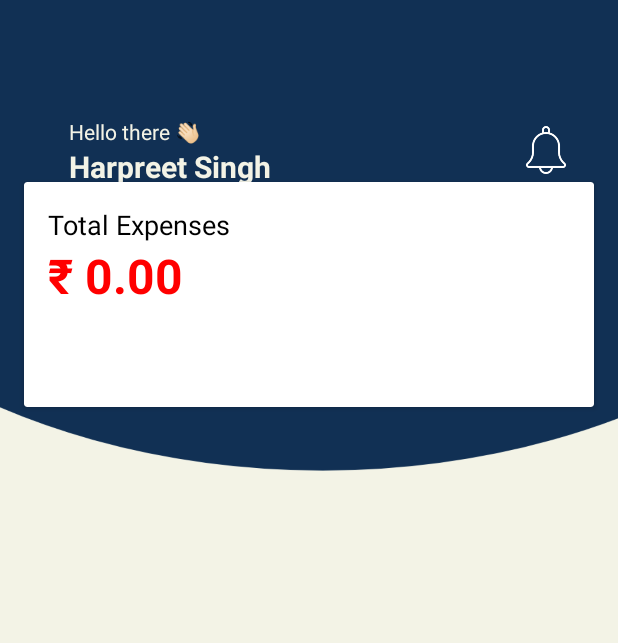
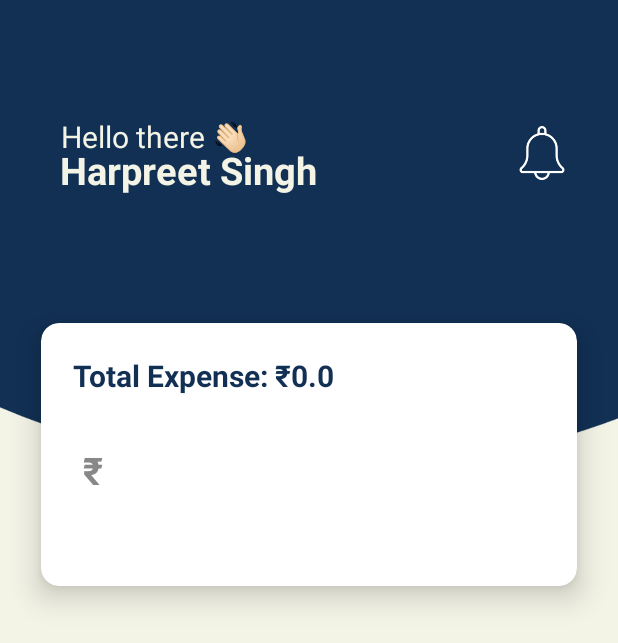
Before and after one commit to harpreet-03/MyBudget, an Android app: the screen it shows after launch (HomeDashBoard), after a tap on "Get Started", on a phone screen of 412 x 824 dp. Shown: the top 643 px of the screen. Run offline under Robolectric (Android 15) with nearby library versions, the phone set to English and light mode, and no system bars.

Commit message:
1. Prepared a card view Added a Data class setup the data storage

```diff
--- a/app/src/main/AndroidManifest.xml
+++ b/app/src/main/AndroidManifest.xml
@@ -1,6 +1,8 @@
 <?xml version="1.0" encoding="utf-8"?>
 <manifest xmlns:android="http://schemas.android.com/apk/res/android"
     xmlns:tools="http://schemas.android.com/tools">
+
+    <uses-permission android:name="android.permission.WRITE_EXTERNAL_STORAGE" />
 
     <application
         android:allowBackup="true"
@@ -14,7 +16,10 @@
         tools:targetApi="31">
         <activity
             android:name=".HomeDashBoard"
-            android:exported="false" />
+            android:exported="true" >
+
+
+        </activity>
         <activity
             android:name=".GetStarted"
             android:exported="false" />
--- /dev/null
+++ b/app/src/main/java/com/example/mybudget/ExpenseDatabaseHelper.kt
@@ -0,0 +1,57 @@
+import android.content.ContentValues
+import android.content.Context
+import android.database.sqlite.SQLiteDatabase
+import android.database.sqlite.SQLiteOpenHelper
+
+class ExpenseDatabaseHelper(context: Context) : SQLiteOpenHelper(context, DATABASE_NAME, null, DATABASE_VERSION) {
+
+    companion object {
+        const val DATABASE_NAME = "MyBudget.db"
+        const val DATABASE_VERSION = 1
+        const val TABLE_NAME = "expenses"
+        const val COLUMN_ID = "id"
+        const val COLUMN_AMOUNT = "amount"
+    }
+
+    override fun onCreate(db: SQLiteDatabase) {
+        val CREATE_TABLE = ("CREATE TABLE $TABLE_NAME ("
+                + "$COLUMN_ID INTEGER PRIMARY KEY AUTOINCREMENT, "
+                + "$COLUMN_AMOUNT REAL)")
+        db.execSQL(CREATE_TABLE)
+    }
+
+    override fun onUpgrade(db: SQLiteDatabase, oldVersion: Int, newVersion: Int) {
+        db.execSQL("DROP TABLE IF EXISTS $TABLE_NAME")
+        onCreate(db)
+    }
+
+    // Insert data
+    fun insertExpense(amount: Double): Long {
+        val db = this.writableDatabase
+        val values = ContentValues()
+        values.put(COLUMN_AMOUNT, amount)
+
+        val result = db.insert(TABLE_NAME, null, values)
+        db.close()
+        return result
+    }
+
+    // Retrieve total expense amount
+    fun getTotalExpense(): Double {
+        val db = this.readableDatabase
+        val cursor = db.rawQuery("SELECT SUM($COLUMN_AMOUNT) FROM $TABLE_NAME", null)
+        var total = 0.0
+        if (cursor.moveToFirst()) {
+            total = cursor.getDouble(0)
+        }
+        cursor.close()
+        return total
+    }
+
+    // Delete all expenses
+    fun deleteAllExpenses() {
+        val db = this.writableDatabase
+        db.execSQL("DELETE FROM $TABLE_NAME")
+        db.close()
+    }
+}
--- a/app/src/main/java/com/example/mybudget/HomeDashBoard.kt
+++ b/app/src/main/java/com/example/mybudget/HomeDashBoard.kt
@@ -1,22 +1,55 @@
 package com.example.mybudget
 
+import ExpenseDatabaseHelper
 import android.os.Bundle
+import android.widget.EditText
 import android.widget.ImageView
+import android.widget.TextView
 import android.widget.Toast
-import androidx.activity.enableEdgeToEdge
 import androidx.appcompat.app.AppCompatActivity
-import androidx.core.view.ViewCompat
-import androidx.core.view.WindowInsetsCompat
+import com.google.android.material.snackbar.Snackbar
 
 class HomeDashBoard : AppCompatActivity() {
+
+    private lateinit var expenseInput: EditText
+    private lateinit var totalExpenseTextView: TextView
+    private lateinit var dbHelper: ExpenseDatabaseHelper
+
     override fun onCreate(savedInstanceState: Bundle?) {
         super.onCreate(savedInstanceState)
-        enableEdgeToEdge()
         setContentView(R.layout.activity_home_dash_board)
-        // Notification icon click handling
+
         val notificationIcon = findViewById<ImageView>(R.id.notificationIcon)
         notificationIcon.setOnClickListener {
             Toast.makeText(this, "Notifications clicked", Toast.LENGTH_SHORT).show()
         }
+
+        expenseInput = findViewById(R.id.expenseInput)
+        totalExpenseTextView = findViewById(R.id.textView2)
+
+        dbHelper = ExpenseDatabaseHelper(this)
+        updateTotalExpense()
+
+        expenseInput.setOnEditorActionListener { _, _, _ ->
+            val input = expenseInput.text.toString().trim()
+
+            if (input.isNotEmpty()) {
+                val expense = input.toDoubleOrNull()
+                if (expense != null) {
+                    dbHelper.insertExpense(expense)
+                    updateTotalExpense()
+                    expenseInput.text.clear()
+                    Snackbar.make(expenseInput, "Expense Added!", Snackbar.LENGTH_SHORT).show()
+                } else {
+                    Snackbar.make(expenseInput, "Invalid Input!", Snackbar.LENGTH_SHORT).show()
+                }
+            }
+            true
+        }
+    }
+
+    private fun updateTotalExpense() {
+        val totalExpense = dbHelper.getTotalExpense()
+        totalExpenseTextView.text = "Total Expense: ₹$totalExpense"
     }
 }
--- /dev/null
+++ b/app/src/main/res/drawable/edittext_bg.xml
@@ -0,0 +1,6 @@
+<?xml version="1.0" encoding="utf-8"?>
+<shape xmlns:android="http://schemas.android.com/apk/res/android">
+    <solid android:color="#FFFFFF"/>
+    <corners android:radius="16dp"/>
+
+</shape>
--- a/app/src/main/res/layout/activity_home_dash_board.xml
+++ b/app/src/main/res/layout/activity_home_dash_board.xml
@@ -13,7 +13,7 @@
         android:layout_height="wrap_content"
         android:text="Harpreet Singh"
         android:textColor="#f3f3e6"
-        android:textSize="20sp"
+        android:textSize="25sp"
         android:textStyle="bold"
         app:layout_constraintBottom_toBottomOf="parent"
         app:layout_constraintEnd_toEndOf="parent"
@@ -28,6 +28,7 @@
         android:layout_height="wrap_content"
         android:text="Hello there 👋🏻"
         android:textColor="#F3F3e6"
+        android:textSize="20sp"
         app:layout_constraintBottom_toBottomOf="parent"
         app:layout_constraintEnd_toEndOf="parent"
         app:layout_constraintHorizontal_bias="0.142"
@@ -38,8 +39,8 @@
     <!-- Notification Icon -->
     <ImageView
         android:id="@+id/notificationIcon"
-        android:layout_width="32dp"
-        android:layout_height="32dp"
+        android:layout_width="37dp"
+        android:layout_height="36dp"
         android:layout_marginTop="84dp"
         android:layout_marginEnd="32dp"
         android:contentDescription="Notification Icon"
@@ -47,44 +48,62 @@
         app:layout_constraintEnd_toEndOf="parent"
         app:layout_constraintTop_toTopOf="parent" />
 
+
     <androidx.cardview.widget.CardView
-        android:id="@+id/expenseCard"
-        android:layout_width="0dp"
-        android:layout_height="150dp"
-        android:layout_marginTop="24dp"
-        android:layout_marginStart="16dp"
-        android:layout_marginEnd="16dp"
-        android:elevation="8dp"
-        android:radius="12dp"
-        android:backgroundTint="#ffffff"
-        app:layout_constraintTop_toBottomOf="@id/textView"
+        android:layout_width="357dp"
+        android:layout_height="175dp"
+        app:cardCornerRadius="12dp"
+        app:cardElevation="12dp"
+        app:layout_constraintBottom_toBottomOf="parent"
+        app:layout_constraintEnd_toEndOf="parent"
         app:layout_constraintStart_toStartOf="parent"
-        app:layout_constraintEnd_toEndOf="parent">
+        app:layout_constraintTop_toTopOf="parent"
+        app:layout_constraintVertical_bias="0.332">
 
-        <!-- CardView Content -->
-        <LinearLayout
+        <androidx.constraintlayout.widget.ConstraintLayout
             android:layout_width="match_parent"
-            android:layout_height="match_parent"
-            android:orientation="vertical"
-            android:padding="16dp">
+            android:layout_height="match_parent">
+
+            <!-- Your views go here -->
 
             <TextView
-                android:layout_width="wrap_content"
-                android:layout_height="wrap_content"
-                android:text="Total Expenses"
-                android:textColor="#000000"
-                android:textSize="18sp" />
+                android:id="@+id/textView2"
+                android:layout_width="239dp"
+                android:layout_height="46dp"
+                android:padding="5dp"
+                android:text="Total Expense"
+                android:textColor="#113054"
+                android:textSize="20sp"
+                android:textStyle="bold"
+                app:layout_constraintBottom_toBottomOf="parent"
+                app:layout_constraintEnd_toEndOf="parent"
+                app:layout_constraintHorizontal_bias="0.135"
+                app:layout_constraintStart_toStartOf="parent"
+                app:layout_constraintTop_toTopOf="parent"
+                app:layout_constraintVertical_bias="0.124" />
 
-            <TextView
-                android:id="@+id/totalExpenses"
-                android:layout_width="wrap_content"
-                android:layout_height="wrap_content"
-                android:text="₹ 0.00"
-                android:textColor="#FF0000"
-                android:textSize="32sp"
-                android:textStyle="bold" />
-        </LinearLayout>
+            <EditText
+                android:id="@+id/expenseInput"
+                android:layout_width="203dp"
+                android:layout_height="76dp"
+                android:layout_marginTop="60dp"
+                android:background="@drawable/edittext_bg"
+                android:hint="₹"
+                android:inputType="numberDecimal"
+                android:maxLines="1"
+                android:padding="12dp"
+                android:textColor="#113054"
+                android:textColorHint="#888888"
+                android:textSize="25sp"
+                android:textStyle="bold"
+                app:layout_constraintEnd_toEndOf="parent"
+                app:layout_constraintHorizontal_bias="0.103"
+                app:layout_constraintStart_toStartOf="parent"
+                app:layout_constraintTop_toTopOf="parent"
+                app:layout_constraintWidth_percent="0.8" />
+
+        </androidx.constraintlayout.widget.ConstraintLayout>
+
     </androidx.cardview.widget.CardView>
 
-
 </androidx.constraintlayout.widget.ConstraintLayout>
```
